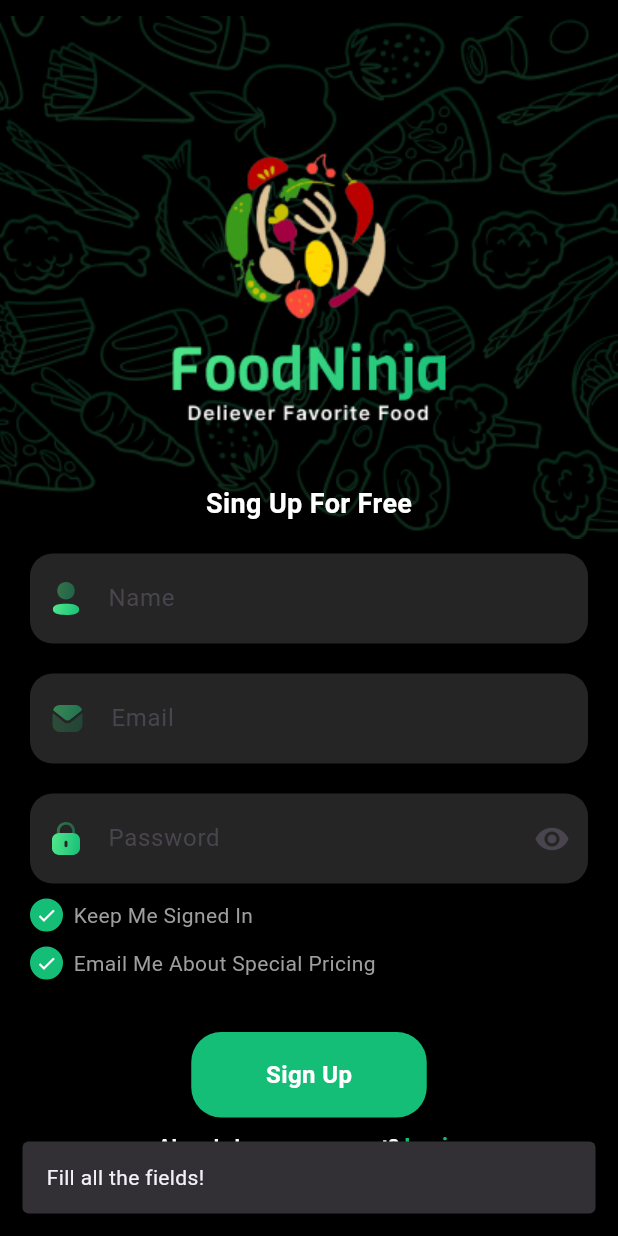
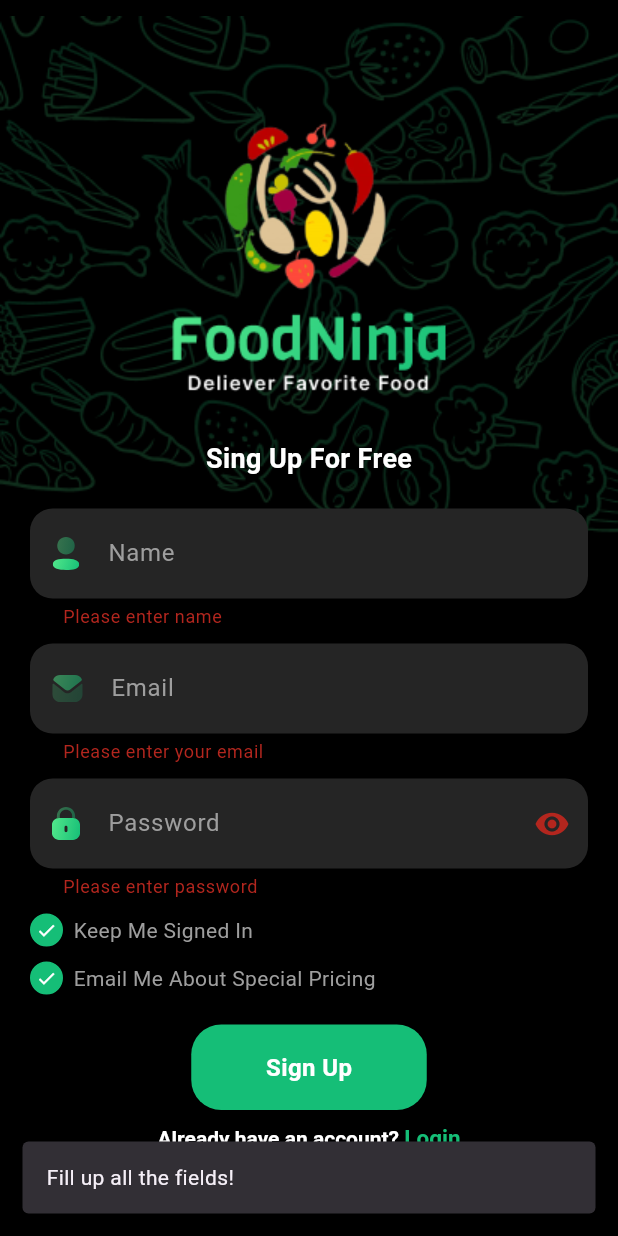
Before and after one commit to Jahid01234/Food_Delivery_Application, a Flutter app: the SignUpScreen screen opened directly, after a tap on "Sign Up", on a phone screen of 412 x 824 dp. Run offline on Flutter 3.47's test engine with Material 3 defaults, Android fonts, the phone set to English and light mode, and no system bars; our stand-ins replace firebase_auth, firebase_core, flutter_svg, get; missing offline and left inert: dart:ffi; accounts and stored records are empty.

Commit message:
- modify text form field and also modify login and sign up screen

```diff
--- a/lib/common/text_fields/custom_text_field.dart
+++ b/lib/common/text_form_fields/custom_text_field.dart
@@ -1,19 +1,21 @@
 import 'package:flutter/material.dart';
 import 'package:food_delivery_application/constant/app_colors.dart';
 
-class CustomTextField extends StatelessWidget {
+class CustomTextFormField extends StatelessWidget {
   final TextEditingController controller;
   final TextInputType keyboardType;
+  final String? Function(String?)? validator;
   final String hintText;
   final Widget? prefixIcon;
   final Widget? suffixIcon;
   final bool? obscureText;
 
-  const CustomTextField({
+  const CustomTextFormField({
     super.key,
     this.prefixIcon,
     this.suffixIcon,
     this.obscureText,
+    this.validator,
     required this.controller,
     required this.keyboardType,
     required this.hintText,
@@ -23,10 +25,12 @@ class CustomTextField extends StatelessWidget {
   Widget build(BuildContext context) {
     return Padding(
       padding: const EdgeInsets.symmetric(horizontal: 20),
-      child: TextField(
+      child: TextFormField(
         obscureText: obscureText ?? false,
         controller: controller,
         keyboardType: keyboardType,
+        autovalidateMode: AutovalidateMode.onUserInteraction,
+        validator: validator,
         style: const TextStyle(
           color: Colors.white,
         ),
@@ -34,6 +38,9 @@ class CustomTextField extends StatelessWidget {
         cursorColor: Colors.grey,
         decoration: InputDecoration(
           hintText: hintText,
+          hintStyle: const TextStyle(
+            color: Colors.grey,
+          ),
           filled: true,
           fillColor: AppColors.textFieldColor,
           contentPadding: const EdgeInsets.all(18),
--- a/lib/modules/auth_module/controller/signup_controller.dart
+++ b/lib/modules/auth_module/controller/signup_controller.dart
@@ -16,13 +16,17 @@ class SignupController extends GetxController{
           password: password,
       );
       if(userCredential.user !=null){
-        mySnackBarMessage("User created!", context);
+        mySnackBarMessage("User created successfully!", context);
       }
     }on FirebaseException catch(e){
       if(e.code == "weak-password"){
         mySnackBarMessage("The password provided is too weak!", context);
       }else if(e.code == "email-already-in-use"){
         mySnackBarMessage("The account already exists for that email!", context);
+      } else if (e.code == "network-request-failed") {
+        mySnackBarMessage("No internet connection! Please check your network.", context);
+      } else {
+        mySnackBarMessage(e.message ?? "Something went wrong!", context);
       }
     } catch(e){
       mySnackBarMessage( e.toString(), context);
--- a/lib/modules/auth_module/views/signup_screen.dart
+++ b/lib/modules/auth_module/views/signup_screen.dart
@@ -3,7 +3,7 @@ import 'package:flutter/material.dart';
 import 'package:flutter_svg/flutter_svg.dart';
 import 'package:food_delivery_application/common/buttons/app_primary_button.dart';
 import 'package:food_delivery_application/common/snack_bar_message/my_snackbar_message.dart';
-import 'package:food_delivery_application/common/text_fields/custom_text_field.dart';
+import 'package:food_delivery_application/common/text_form_fields/custom_text_field.dart';
 import 'package:food_delivery_application/constant/app_colors.dart';
 import 'package:food_delivery_application/constant/app_imges.dart';
 import 'package:food_delivery_application/modules/auth_module/controller/signup_controller.dart';
@@ -22,6 +22,7 @@ class _SignUpScreenState extends State<SignUpScreen> {
   final TextEditingController _userNameController = TextEditingController();
   final TextEditingController _emailController = TextEditingController();
   final TextEditingController _passwordController = TextEditingController();
+  final GlobalKey<FormState> _formKey = GlobalKey<FormState>();
 
   final signupController = Get.find<SignupController>();
 
@@ -56,9 +57,11 @@ class _SignUpScreenState extends State<SignUpScreen> {
               ),
 
               Positioned(
-                top: 80,
+                top: 60,
                 left: 0,
                 right: 0,
+                child: Form(
+                  key: _formKey,
                   child: Column(
                     children: [
                       // App Logo....
@@ -68,7 +71,7 @@ class _SignUpScreenState extends State<SignUpScreen> {
                         height: 203,
                         width: 188,
                       ),
-                    const SizedBox(height: 40),
+                      const SizedBox(height: 30),
                       // Or Continue With text part....
                       const Text(
                         "Sing Up For Free",
@@ -85,7 +88,7 @@ class _SignUpScreenState extends State<SignUpScreen> {
                         () => Column(
                           crossAxisAlignment: CrossAxisAlignment.start,
                           children: [
-                          CustomTextField(
+                            CustomTextFormField(
                               controller: _userNameController,
                               keyboardType: TextInputType.text,
                               hintText: "Name",
@@ -93,9 +96,16 @@ class _SignUpScreenState extends State<SignUpScreen> {
                                 padding: const EdgeInsets.all(13.0),
                                 child: SvgPicture.asset(AppImages.profileIcon),
                               ),
+                              validator: (String? value){
+                                if(value==null || value.isEmpty){
+                                  return "Please enter name";
+                                }
+                                return null;
+                              },
+
                             ),
-                          const SizedBox(height: 20),
-                          CustomTextField(
+                            const SizedBox(height: 10),
+                            CustomTextFormField(
                               controller: _emailController,
                               keyboardType: TextInputType.emailAddress,
                               hintText: "Email",
@@ -103,9 +113,18 @@ class _SignUpScreenState extends State<SignUpScreen> {
                                 padding: const EdgeInsets.all(13.0),
                                 child: SvgPicture.asset(AppImages.emailIcon),
                               ),
+                              validator: (String? value) {
+                                if (value == null || value.isEmpty) {
+                                  return 'Please enter your email';
+                                }
+                                else if (!RegExp(r'^[\w-]+(\.[\w-]+)*@([\w-]+\.)+[a-zA-Z]{2,7}$').hasMatch(value)) {
+                                  return 'Please enter a valid email address';
+                                }
+                                return null;
+                              },
                             ),
-                          const SizedBox(height: 20),
-                          CustomTextField(
+                            const SizedBox(height: 10),
+                            CustomTextFormField(
                               obscureText: signupController.obscureText.value,
                               controller: _passwordController,
                               keyboardType: TextInputType.visiblePassword,
@@ -125,6 +144,15 @@ class _SignUpScreenState extends State<SignUpScreen> {
                                       : Icons.visibility_off,
                                 ),
                               ),
+                              validator: (String? value){
+                                if(value==null || value.isEmpty){
+                                  return "Please enter password";
+                                }
+                                else if(value.length<=7){
+                                  return " please enter 8 character";
+                                }
+                                return null;
+                              },
                             ),
                           ],
                         ),
@@ -166,17 +194,13 @@ class _SignUpScreenState extends State<SignUpScreen> {
                           ),
                         ),
                       ),
-                    const SizedBox(height: 35),
+                      const SizedBox(height: 20),
 
                       // Button part...
                       AppPrimaryButton(
                         title: "Sign Up",
                         onTap: () {
-                        if(
-                        _userNameController.text.isNotEmpty &&
-                            _emailController.text.isNotEmpty &&
-                            _passwordController.text.isNotEmpty
-                        ){
+                          if(_formKey.currentState!.validate()){
                             signupController.createAccount(
                               context: context,
                               userName: _userNameController.text,
@@ -188,7 +212,7 @@ class _SignUpScreenState extends State<SignUpScreen> {
                             _passwordController.clear();
 
                           }else{
-                          mySnackBarMessage('Fill all the fields!', context);
+                            mySnackBarMessage('Fill up all the fields!', context);
                           }
                         },
                       ),
@@ -222,6 +246,7 @@ class _SignUpScreenState extends State<SignUpScreen> {
                     ],
                   ),
                 ),
+              ),
             ],
           ),
         ),
```
Also changed, not shown: lib/modules/auth_module/views/login_screen.dart (+33 -7 lines). Lines whose indentation alone changed are shown as unchanged.
